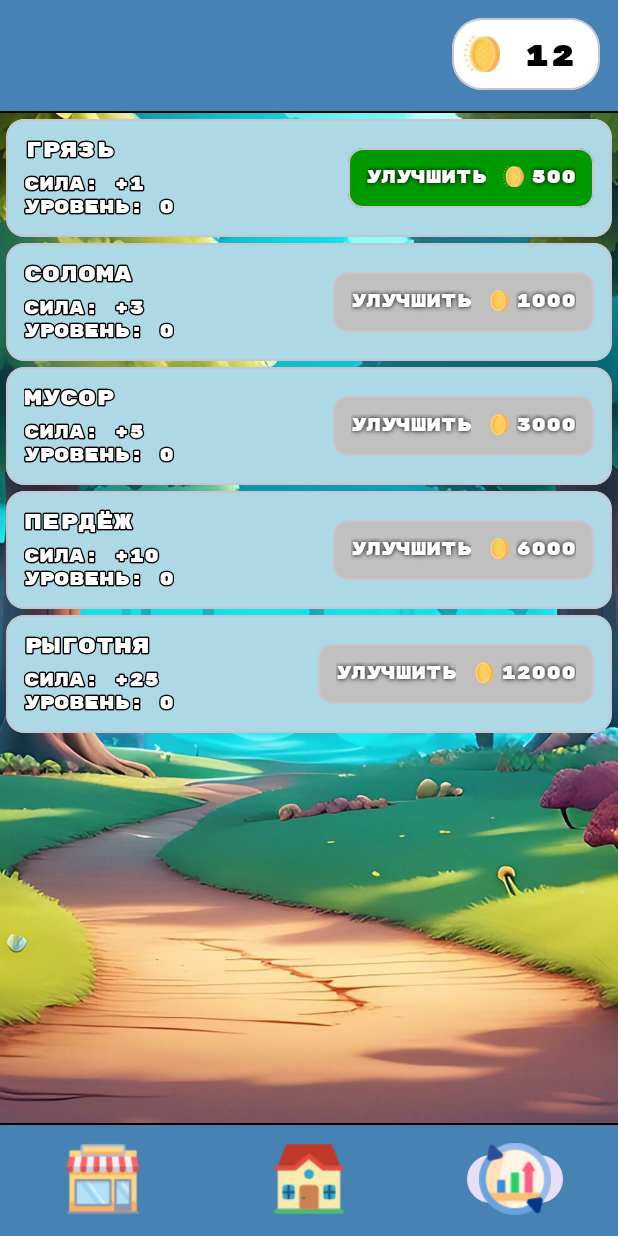
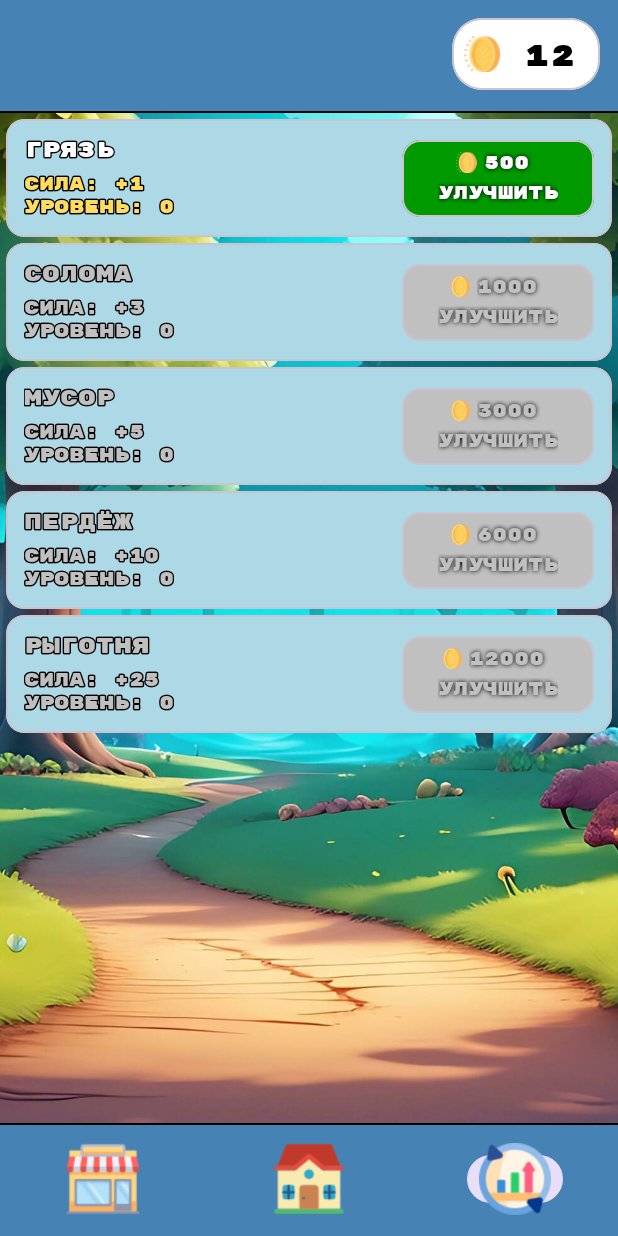
Before and after one commit to screamer228/Clicker_Evolution, an Android app: the screen it shows after launch (HostActivity), item 3 of the bottom bar chosen, on a phone screen of 412 x 824 dp. Run offline under Robolectric (Android 15) with nearby library versions, the light colour scheme and no system bars; our stand-ins replace Dagger/Hilt's generated code, Room's generated code.

Commit message:
rarity of skins, design changes

```diff
--- /dev/null
+++ b/app/src/main/java/com/example/clickerevolution/common/Rarity.kt
@@ -0,0 +1,8 @@
+package com.example.clickerevolution.common
+
+enum class Rarity {
+    COMMON,
+    RARE,
+    EPIC,
+    LEGENDARY
+}
--- a/app/src/main/java/com/example/clickerevolution/data/room/skins/SkinsDatabase.kt
+++ b/app/src/main/java/com/example/clickerevolution/data/room/skins/SkinsDatabase.kt
@@ -1,13 +1,16 @@
 package com.example.clickerevolution.data.room.skins
 
 import android.content.Context
+import android.provider.ContactsContract.CommonDataKinds
 import android.util.Log
+import androidx.annotation.RawRes
 import androidx.room.Database
 import androidx.room.Room
 import androidx.room.RoomDatabase
 import androidx.room.migration.Migration
 import androidx.sqlite.db.SupportSQLiteDatabase
 import com.example.clickerevolution.R
+import com.example.clickerevolution.common.Rarity
 import com.example.clickerevolution.data.room.skins.entity.SkinEntity
 import kotlinx.coroutines.CoroutineScope
 import kotlinx.coroutines.Dispatchers
@@ -49,11 +52,50 @@ abstract class SkinsDatabase : RoomDatabase() {
 
             suspend fun populateDatabase(skinDao: SkinDao) {
                 val initialSkinsList = listOf(
-                    SkinEntity(1, "Микрочел", R.drawable.img_skin1, R.raw.sound_click,100),
-                    SkinEntity(2, " Челикс ", R.drawable.img_skin2, R.raw.sound_cookie_click,300),
-                    SkinEntity(3, "Горемыка", R.drawable.img_skin3, R.raw.sound_cookie_click,500),
-                    SkinEntity(4, "Милашка", R.drawable.img_skin4, R.raw.sound_cookie_click,1000),
-                    SkinEntity(5, "Оболдуй", R.drawable.img_skin5, R.raw.sound_cookie_click,2000),
+                    SkinEntity(
+                        1, "Микрочел", R.drawable.img_skin1, R.raw.sound_click, 100,
+                        Rarity.COMMON
+                    ),
+                    SkinEntity(
+                        2,
+                        " Челикс ",
+                        R.drawable.img_skin2,
+                        R.raw.sound_cookie_click,
+                        300,
+                        Rarity.COMMON
+                    ),
+                    SkinEntity(
+                        3,
+                        "Горемыка",
+                        R.drawable.img_skin3,
+                        R.raw.sound_cookie_click,
+                        500,
+                        Rarity.RARE
+                    ),
+                    SkinEntity(
+                        4,
+                        "Милашка",
+                        R.drawable.img_skin4,
+                        R.raw.sound_cookie_click,
+                        1000,
+                        Rarity.RARE
+                    ),
+                    SkinEntity(
+                        5,
+                        "Оболдуй",
+                        R.drawable.img_skin5,
+                        R.raw.sound_cookie_click,
+                        2000,
+                        Rarity.EPIC
+                    ),
+                    SkinEntity(
+                        6,
+                        "Жопа)",
+                        R.drawable.img_skin_ass,
+                        R.raw.sound_cookie_click,
+                        5000,
+                        Rarity.LEGENDARY
+                    )
                 )
                 skinDao.insertSkins(initialSkinsList)
                 Log.d("populateDatabase check", "populateSkinsDatabase()")
--- a/app/src/main/java/com/example/clickerevolution/data/room/skins/entity/SkinEntity.kt
+++ b/app/src/main/java/com/example/clickerevolution/data/room/skins/entity/SkinEntity.kt
@@ -4,6 +4,7 @@ import androidx.annotation.DrawableRes
 import androidx.annotation.RawRes
 import androidx.room.Entity
 import androidx.room.PrimaryKey
+import com.example.clickerevolution.common.Rarity
 
 @Entity(tableName = "skins")
 data class SkinEntity(
@@ -12,6 +13,7 @@ data class SkinEntity(
     @DrawableRes val imageId: Int,
     @RawRes val soundId: Int,
     val price: Int,
+    val rarity: Rarity,
     val isPurchased: Boolean = false,
-    val isEquipped: Boolean = false
+    val isEquipped: Boolean = false,
 )
--- a/app/src/main/java/com/example/clickerevolution/data/room/skins/mapper/SkinMapper.kt
+++ b/app/src/main/java/com/example/clickerevolution/data/room/skins/mapper/SkinMapper.kt
@@ -12,7 +12,8 @@ fun SkinEntity.toSkin(): Skin {
         soundId = soundId,
         price = price,
         isPurchased = isPurchased,
-        isEquipped = isEquipped
+        isEquipped = isEquipped,
+        rarity = rarity
     )
 }
 
@@ -31,6 +32,7 @@ fun Skin.toEntity(): SkinEntity {
         soundId = soundId,
         price = price,
         isPurchased = isPurchased,
-        isEquipped = isEquipped
+        isEquipped = isEquipped,
+        rarity = rarity
     )
 }
--- a/app/src/main/java/com/example/clickerevolution/presentation/model/Skin.kt
+++ b/app/src/main/java/com/example/clickerevolution/presentation/model/Skin.kt
@@ -2,6 +2,7 @@ package com.example.clickerevolution.presentation.model
 
 import androidx.annotation.DrawableRes
 import androidx.annotation.RawRes
+import com.example.clickerevolution.common.Rarity
 
 data class Skin(
     val id: Int,
@@ -9,6 +10,7 @@ data class Skin(
     @DrawableRes val imageId: Int,
     @RawRes val soundId: Int,
     val price: Int,
+    val rarity: Rarity,
     val isPurchased: Boolean = false,
     val isEquipped: Boolean = false
 )
--- a/app/src/main/java/com/example/clickerevolution/presentation/shop_fragment/adapter/SkinsAdapter.kt
+++ b/app/src/main/java/com/example/clickerevolution/presentation/shop_fragment/adapter/SkinsAdapter.kt
@@ -8,6 +8,7 @@ import androidx.core.content.ContextCompat
 import androidx.recyclerview.widget.DiffUtil
 import androidx.recyclerview.widget.RecyclerView
 import com.example.clickerevolution.R
+import com.example.clickerevolution.common.Rarity
 import com.example.clickerevolution.databinding.ItemSkinBinding
 import com.example.clickerevolution.presentation.model.Skin
 import com.example.clickerevolution.utils.SkinsDiffUtil
@@ -29,7 +30,38 @@ class SkinsAdapter(
             binding.skinImage.setImageResource(item.imageId)
             binding.skinPrice.text = item.price.toString()
 
-            Log.d("colors check", "Binding item: ${item.id}")
+            when (item.rarity) {
+                Rarity.COMMON -> {
+
+                }
+
+                Rarity.RARE -> {
+                    binding.skinCardView.setCardBackgroundColor(
+                        ContextCompat.getColor(
+                            binding.root.context,
+                            R.color.orange
+                        )
+                    )
+                }
+
+                Rarity.EPIC -> {
+                    binding.skinCardView.setCardBackgroundColor(
+                        ContextCompat.getColor(
+                            binding.root.context,
+                            R.color.violet
+                        )
+                    )
+                }
+
+                Rarity.LEGENDARY -> {
+                    binding.skinCardView.setCardBackgroundColor(
+                        ContextCompat.getColor(
+                            binding.root.context,
+                            R.color.orange_red
+                        )
+                    )
+                }
+            }
 
             when {
                 !item.isPurchased -> {
--- a/app/src/main/java/com/example/clickerevolution/presentation/upgrade_fragment/adapter/UpgradesAdapter.kt
+++ b/app/src/main/java/com/example/clickerevolution/presentation/upgrade_fragment/adapter/UpgradesAdapter.kt
@@ -1,9 +1,13 @@
 package com.example.clickerevolution.presentation.upgrade_fragment.adapter
 
+import android.graphics.PorterDuff
 import android.view.LayoutInflater
+import android.view.View
 import android.view.View.GONE
+import android.view.View.VISIBLE
 import android.view.ViewGroup
 import androidx.core.content.ContextCompat
+import androidx.core.content.ContextCompat.getColor
 import androidx.recyclerview.widget.DiffUtil
 import androidx.recyclerview.widget.RecyclerView
 import com.example.clickerevolution.R
@@ -29,11 +33,43 @@ class UpgradesAdapter(
             binding.upgradePower.text = "Сила: +${item.power}"
             binding.upgradePrice.text = item.price.toString()
 
+
+
             if (isEnabled) {
                 binding.upgradeButtonUpgrade.setCardBackgroundColor(
-                    ContextCompat.getColor(
+                    getColor(
                         binding.root.context,
                         R.color.green
+                    )
+                )
+                binding.upgradeTitle.setTextColor(
+                    getColor(
+                        binding.root.context,
+                        R.color.white
+                    )
+                )
+                binding.upgradePower.setTextColor(
+                    getColor(
+                        binding.root.context,
+                        R.color.yellow
+                    )
+                )
+                binding.upgradeLevel.setTextColor(
+                    getColor(
+                        binding.root.context,
+                        R.color.yellow
+                    )
+                )
+                binding.upgradePrice.setTextColor(
+                    getColor(
+                        binding.root.context,
+                        R.color.white
+                    )
+                )
+                binding.upgradeActionText.setTextColor(
+                    getColor(
+                        binding.root.context,
+                        R.color.white
                     )
                 )
                 binding.upgradeButtonUpgrade.isClickable = true
@@ -42,13 +78,46 @@ class UpgradesAdapter(
                 }
             } else {
                 binding.upgradeButtonUpgrade.setCardBackgroundColor(
-                    ContextCompat.getColor(
+                    getColor(
+                        binding.root.context,
+                        R.color.gray
+                    )
+                )
+                binding.upgradeTitle.setTextColor(
+                    getColor(
+                        binding.root.context,
+                        R.color.gray
+                    )
+                )
+                binding.upgradePower.setTextColor(
+                    getColor(
+                        binding.root.context,
+                        R.color.gray
+                    )
+                )
+                binding.upgradeLevel.setTextColor(
+                    getColor(
+                        binding.root.context,
+                        R.color.gray
+                    )
+                )
+                binding.upgradePrice.setTextColor(
+                    getColor(
+                        binding.root.context,
+                        R.color.gray
+                    )
+                )
+                binding.upgradeActionText.setTextColor(
+                    getColor(
                         binding.root.context,
                         R.color.gray
                     )
                 )
                 binding.upgradeButtonUpgrade.isClickable = false
             }
+
+//            binding.overlayView.visibility = if (isEnabled) View.GONE else View.VISIBLE
+
         }
     }
 
--- a/app/src/main/res/layout/fragment_home.xml
+++ b/app/src/main/res/layout/fragment_home.xml
@@ -40,7 +40,7 @@
         style="@style/style_text_outline"
         android:layout_width="wrap_content"
         android:layout_height="wrap_content"
-        android:layout_marginBottom="16dp"
+        android:layout_marginBottom="4dp"
         android:layout_gravity="center"
         android:gravity="center"
         android:text="+50 в секунду"
@@ -53,7 +53,7 @@
         android:id="@+id/imageView_imageToClick"
         android:layout_width="250dp"
         android:layout_height="250dp"
-        android:layout_marginBottom="50dp"
+        android:layout_marginBottom="80dp"
         android:scaleType="fitXY"
         android:src="@drawable/img_pig"
         app:layout_constraintBottom_toBottomOf="parent"
--- a/app/src/main/res/layout/item_skin.xml
+++ b/app/src/main/res/layout/item_skin.xml
@@ -9,6 +9,7 @@
     android:orientation="vertical">
 
     <com.google.android.material.card.MaterialCardView
+        android:id="@+id/skin_cardView"
         android:layout_width="match_parent"
         android:layout_height="wrap_content"
         app:cardBackgroundColor="@color/light_blue"
@@ -32,8 +33,10 @@
             <com.google.android.material.imageview.ShapeableImageView
                 android:id="@+id/skin_image"
                 android:layout_width="match_parent"
-                android:layout_height="match_parent"
-                android:src="@mipmap/ic_launcher" />
+                android:layout_height="120dp"
+                android:padding="8dp"
+                android:src="@mipmap/ic_launcher"
+                android:scaleType="fitXY"/>
 
         </androidx.appcompat.widget.LinearLayoutCompat>
     </com.google.android.material.card.MaterialCardView>
--- a/app/src/main/res/layout/item_upgrade.xml
+++ b/app/src/main/res/layout/item_upgrade.xml
@@ -6,13 +6,15 @@
     android:layout_height="wrap_content"
     android:layout_marginHorizontal="4dp"
     android:layout_marginBottom="4dp"
+    app:contentPadding="12dp"
     android:backgroundTint="@color/light_blue">
 
     <androidx.constraintlayout.widget.ConstraintLayout
+        android:id="@+id/upgrade_constraint"
         android:layout_width="match_parent"
         android:layout_height="wrap_content"
         android:orientation="horizontal"
-        android:padding="12dp">
+        >
 
         <LinearLayout
             android:layout_width="wrap_content"
@@ -38,7 +40,7 @@
                 android:layout_height="wrap_content"
                 android:layout_marginTop="6dp"
                 android:text="сила: +3"
-                android:textColor="@color/white"
+                android:textColor="@color/yellow"
                 android:textSize="12sp" />
 
             <com.example.clickerevolution.custom.TextViewOutline
@@ -47,7 +49,7 @@
                 android:layout_width="match_parent"
                 android:layout_height="wrap_content"
                 android:text="Уровень: 15"
-                android:textColor="@color/white"
+                android:textColor="@color/yellow"
                 android:textSize="12sp" />
         </LinearLayout>
 
@@ -55,10 +57,9 @@
             android:id="@+id/upgrade_button_upgrade"
             android:layout_width="wrap_content"
             android:layout_height="wrap_content"
-            android:gravity="center"
             app:cardBackgroundColor="@color/green"
-            app:cardCornerRadius="10dp"
-            app:contentPadding="12dp"
+            app:cardCornerRadius="12dp"
+            app:contentPadding="8dp"
             app:layout_constraintBottom_toBottomOf="parent"
             app:layout_constraintEnd_toEndOf="parent"
             app:layout_constraintTop_toTopOf="parent">
@@ -66,21 +67,14 @@
             <LinearLayout
                 android:layout_width="wrap_content"
                 android:layout_height="wrap_content"
+                android:layout_gravity="center_horizontal"
                 android:gravity="center_vertical"
                 android:orientation="horizontal">
 
-                <com.google.android.material.textview.MaterialTextView
-                    style="@style/style_text_default"
-                    android:layout_width="wrap_content"
-                    android:layout_height="wrap_content"
-                    android:text="Улучшить"
-                    android:textColor="@color/white"
-                    android:textSize="12sp" />
-
                 <com.google.android.material.imageview.ShapeableImageView
+                    android:id="@+id/upgrade_ic_priceCoin"
                     android:layout_width="16dp"
                     android:layout_height="16dp"
-                    android:layout_marginStart="10dp"
                     android:layout_marginEnd="4dp"
                     android:paddingBottom="2dp"
                     android:src="@drawable/ic_coin" />
@@ -90,11 +84,33 @@
                     style="@style/style_text_default"
                     android:layout_width="wrap_content"
                     android:layout_height="wrap_content"
+                    android:paddingEnd="8dp"
                     android:text="500"
                     android:textColor="@color/white"
-                    android:textSize="12sp" />
+                    android:textSize="12sp"/>
+            </LinearLayout>
 
-            </LinearLayout>
+            <com.google.android.material.textview.MaterialTextView
+                android:id="@+id/upgrade_actionText"
+                style="@style/style_text_default"
+                android:layout_width="wrap_content"
+                android:layout_height="match_parent"
+                android:layout_gravity="center|bottom"
+                android:layout_marginTop="20dp"
+                android:layout_marginHorizontal="16dp"
+                android:text="Улучшить"
+                android:textSize="12sp"/>
         </com.google.android.material.card.MaterialCardView>
+
+        <View
+            android:id="@+id/overlay_view"
+            android:layout_width="0dp"
+            android:layout_height="0dp"
+            android:background="@color/semi_transparent_black"
+            android:visibility="gone"
+            app:layout_constraintBottom_toBottomOf="parent"
+            app:layout_constraintEnd_toEndOf="parent"
+            app:layout_constraintStart_toStartOf="parent"
+            app:layout_constraintTop_toTopOf="parent" />
     </androidx.constraintlayout.widget.ConstraintLayout>
 </com.google.android.material.card.MaterialCardView>
--- a/app/src/main/res/values/colors.xml
+++ b/app/src/main/res/values/colors.xml
@@ -10,4 +10,11 @@
     <color name="hard_blue">#4682B4</color>
     <color name="red">#FF2400</color>
     <color name="gray">#C0C0C0</color>
+    <color name="orange">#F5B157</color>
+    <color name="orange_red">#FF4D00</color>
+    <color name="yellow">#FFDC5F</color>
+    <color name="violet">#9C80F7</color>
+    <color name="semi_transparent_gray">#80A0A0A0</color>
+    <color name="semi_transparent_black">#99000000</color>
+    <color name="semi_transparent_white">#99FFFFFF</color>
 </resources>
```
Also changed, not shown: app/src/main/res/drawable/img_skin1.png, app/src/main/res/drawable/img_skin2.png, app/src/main/res/drawable/img_skin_ass.png (added).
